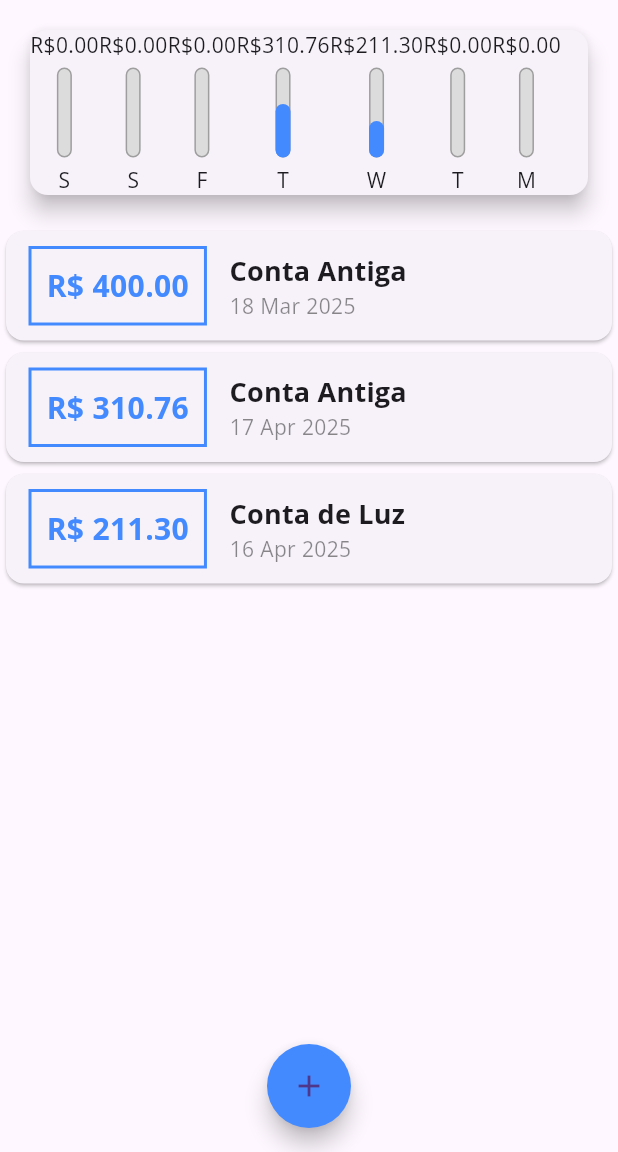
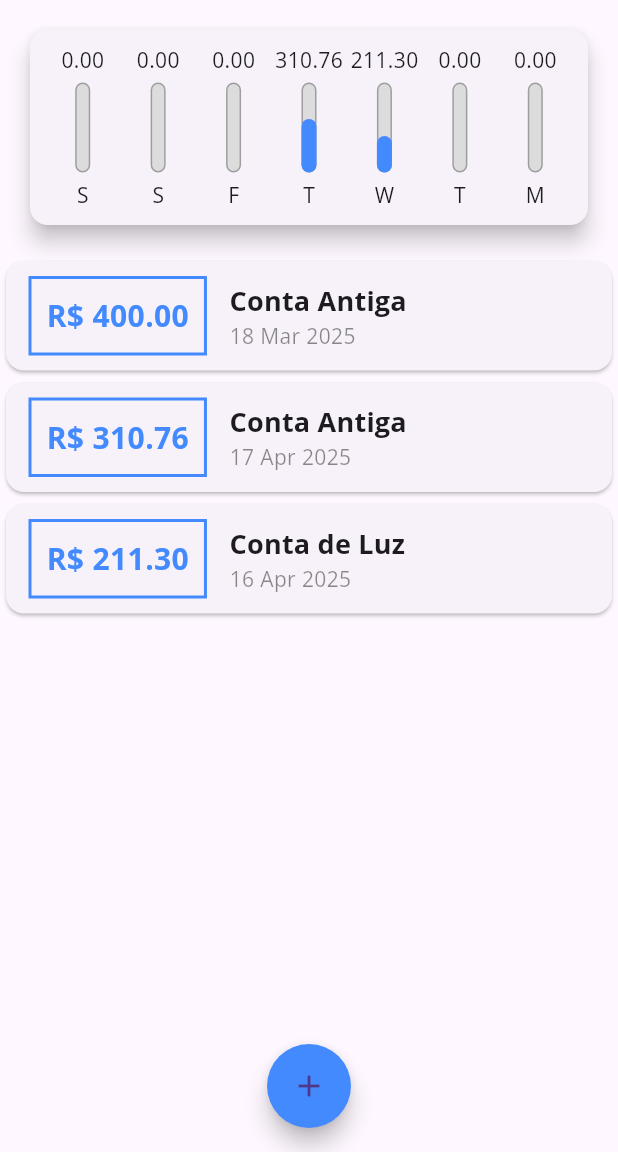
Before and after one commit to geovannifranca/expenses, a Flutter app: the screen it shows after launch, on a phone screen of 412 x 824 dp, the part 84-1236 px from its top. Run offline on Flutter 3.47's test engine with Material 3 defaults, Android fonts, the phone set to English and light mode, and no system bars.

Commit message:
ajuste no chart bar

```diff
--- a/lib/components/chart.dart
+++ b/lib/components/chart.dart
@@ -43,14 +43,21 @@ class Chart extends StatelessWidget {
     return Card(
       elevation: 6,
       margin: const EdgeInsets.all(20),
+      child: Padding(
+        padding: const EdgeInsets.all(10),
         child: Row(
+          mainAxisAlignment: MainAxisAlignment.spaceAround,
           children: groupedTransactions.map((tr) {
-          return ChartBar(
+            return Flexible(
+              fit: FlexFit.tight,
+              child: ChartBar(
                 label: tr['day'],
                 value: tr['value'],
                 percentege: tr['value'] / _weekTotalValue,
+              ),
             );
           }).toList(),
+        ),
       ),
     );
   }
--- a/lib/components/chart_bar.dart
+++ b/lib/components/chart_bar.dart
@@ -15,7 +15,11 @@ class ChartBar extends StatelessWidget {
   Widget build(BuildContext context) {
     return Column(
       children: [
-        Text('R\$${value.toStringAsFixed(2)}'),
+        FittedBox(
+          child: Text(
+            value.toStringAsFixed(2),
+          ),
+        ),
         const SizedBox(height: 5),
         Container(
           height: 60,
```
Lines whose indentation alone changed are shown as unchanged.
